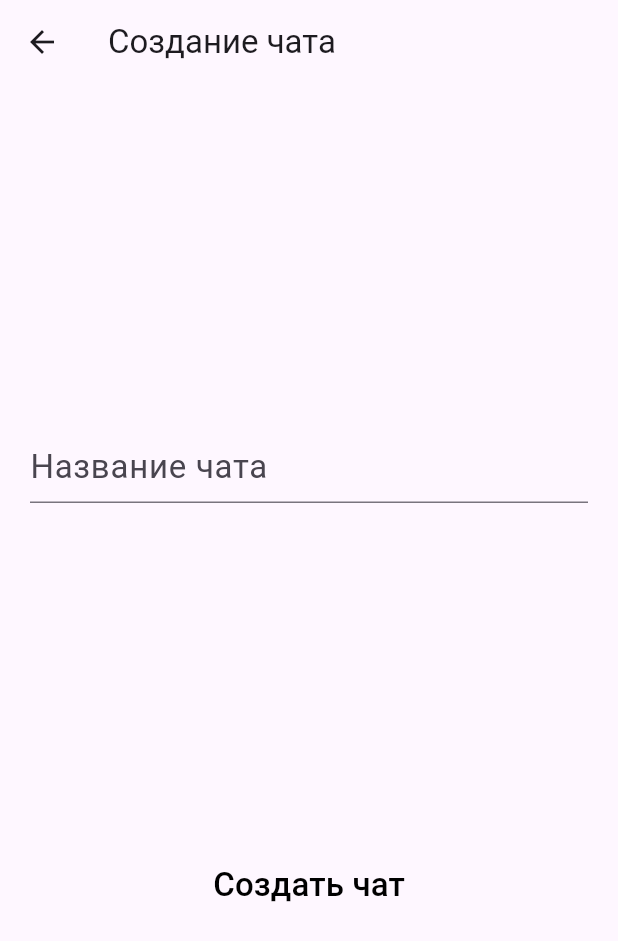
After one commit to altamino/apps, a Flutter app: the CreateChatPage screen opened directly, on a phone screen of 412 x 824 dp. The commit adds this screen. Shown: the top 941 px of the screen. Run offline on Flutter 3.47's test engine with Material 3 defaults, Android fonts, the phone set to English and light mode, and no system bars; our stand-ins replace convert, dio.

Commit message:
added chat creation page

```diff
--- /dev/null
+++ b/lib/ui/create_chat_page.dart
@@ -0,0 +1,52 @@
+import 'package:flutter/material.dart';
+
+import '../main.dart';
+
+class CreateChatPage extends StatelessWidget{
+  final TextEditingController _titleController = TextEditingController();
+
+  CreateChatPage({super.key});
+
+  @override
+  Widget build(BuildContext context) {
+    return Scaffold(
+      appBar: AppBar(
+        title: const Text('Создание чата'),
+      ),
+      body: Column(
+          mainAxisAlignment: MainAxisAlignment.spaceEvenly,
+          children: [
+            Padding(
+                padding: const EdgeInsets.all(20),
+                child: TextField(
+                    controller: _titleController,
+                    decoration: const InputDecoration(
+                        hintText: 'Название чата',
+                        focusedBorder: UnderlineInputBorder(
+                            borderSide: BorderSide(color: Colors.blue)
+                        )
+                    ),
+                    cursorColor: Colors.black,
+                    style: const TextStyle(
+                        fontSize: 22
+                    )
+                )
+            ),
+            TextButton(
+                onPressed: () {
+                  account.createChat(
+                      _titleController.text
+                  );
+                },
+                child: const Text('Создать чат',
+                    style: TextStyle(
+                        fontSize: 22,
+                        color: Colors.black
+                    )
+                )
+            )
+          ]
+      ),
+    );
+  }
+}
```
Also changed, not shown: lib/amino/client.dart (+45 -12 lines), lib/api.dart (+27 -20 lines), lib/ui/home_page.dart (+17 -1 lines).
